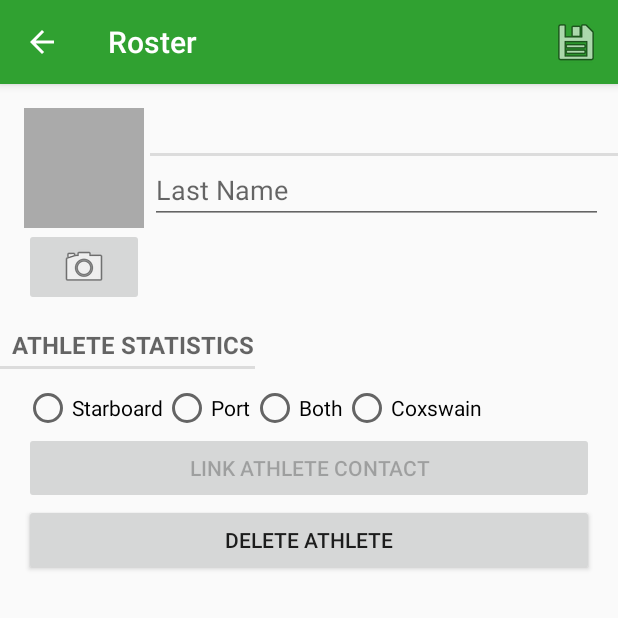
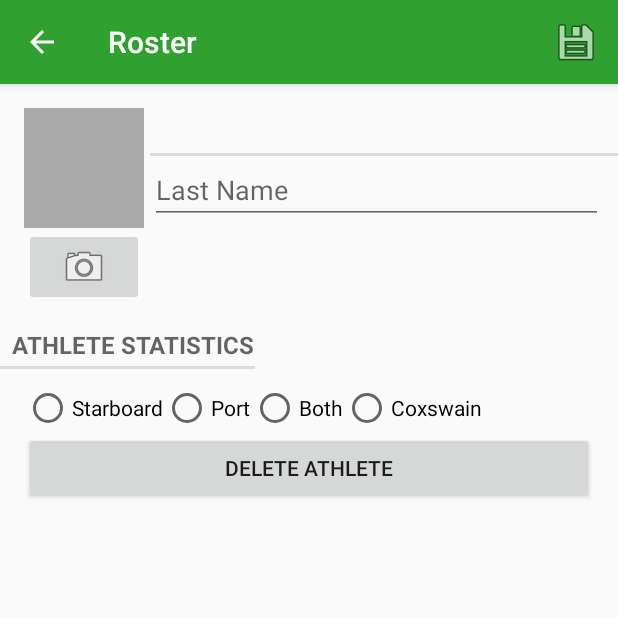
Before and after one commit to ginagr/ThePerfectLineup3.0, an Android app: the screen it shows after launch (AthletePagerActivity), in the options menu, after a tap on "New Athlete", on a phone screen of 412 x 824 dp, the top half of it. Run offline under Robolectric (Android 15) with nearby library versions, the phone set to English and light mode, and no system bars.

Commit message:
intent issues and UI

```diff
--- a/app/build.gradle
+++ b/app/build.gradle
@@ -10,6 +10,7 @@ android {
         versionCode 1
         versionName "1.0"
         testInstrumentationRunner "android.support.test.runner.AndroidJUnitRunner"
+        multiDexEnabled true
     }
     buildTypes {
         debug{
--- a/app/src/main/AndroidManifest.xml
+++ b/app/src/main/AndroidManifest.xml
@@ -17,6 +17,7 @@
         android:label="@string/app_name"
         android:supportsRtl="true"
         android:theme="@style/AppTheme"
+        android:icon="@drawable/icon"
         >
         <activity android:name=".LineupActivity"
             android:label="Create Lineup">
@@ -37,8 +38,8 @@
         </activity>
         <activity
             android:name=".BoatPagerActivity"
-            android:label="Roster"
-            android:parentActivityName=".AthleteListActivity">
+            android:label="Boat Info"
+            android:parentActivityName=".LineupActivity">
         </activity>
         <activity android:name=".BoatListActivity"
                   android:label="Lineup">
--- a/app/src/main/java/ggr/tpl7/AthleteFragment.java
+++ b/app/src/main/java/ggr/tpl7/AthleteFragment.java
@@ -231,24 +231,24 @@ public class AthleteFragment extends Fragment implements View.OnClickListener {
             }
         });
 
-        final Intent pickContact = new Intent(Intent.ACTION_PICK,
-                ContactsContract.Contacts.CONTENT_URI);
-        linkButton = (Button)v.findViewById(R.id.link_athlete_contact_button);
-        linkButton.setOnClickListener(new View.OnClickListener() {
-            public void onClick(View v) {
-                startActivityForResult(pickContact, REQUEST_CONTACT);
-            }
-        });
+//        final Intent pickContact = new Intent(Intent.ACTION_PICK,
+//                ContactsContract.Contacts.CONTENT_URI);
+//        linkButton = (Button)v.findViewById(R.id.link_athlete_contact_button);
+//        linkButton.setOnClickListener(new View.OnClickListener() {
+//            public void onClick(View v) {
+//                startActivityForResult(pickContact, REQUEST_CONTACT);
+//            }
+//        });
 
-        if (athlete.getLinkContact() != null) {
-            linkButton.setText(athlete.getLinkContact());
-        }
+//        if (athlete.getLinkContact() != null) {
+//            linkButton.setText(athlete.getLinkContact());
+//        }
 
         PackageManager packageManager = getActivity().getPackageManager();
-        if (packageManager.resolveActivity(pickContact,
-                PackageManager.MATCH_DEFAULT_ONLY) == null) {
-            linkButton.setEnabled(false);
-        }
+//        if (packageManager.resolveActivity(pickContact,
+//                PackageManager.MATCH_DEFAULT_ONLY) == null) {
+//            linkButton.setEnabled(false);
+//        }
 
 
         ImageButton mPhotoButton = (ImageButton) v.findViewById(R.id.athlete_camera);
--- a/app/src/main/java/ggr/tpl7/AthleteListFragment.java
+++ b/app/src/main/java/ggr/tpl7/AthleteListFragment.java
@@ -175,9 +175,15 @@ public class AthleteListFragment extends Fragment {
 
     private void updateSubtitle() throws ParseException {
         AthleteLab athleteLab = AthleteLab.get(getActivity());
-        String athleteCount = "0";
-        athleteCount = "" + athleteLab.getAthletes(null).size();
-        String subtitle = getString(R.string.subtitle_format, athleteCount);
+        List<Athlete> athletes = athleteLab.getAthletes(null);
+        int athleteCount  = athletes.size();
+        int boated = 0;
+        for(int i = 0; i < athleteCount; i++){
+            if(athletes.get(i).getInLineup()){
+                boated++;
+            }
+        }
+        String subtitle = boated + "/" + athleteCount + " athletes boated";
 
         AppCompatActivity activity = (AppCompatActivity) getActivity();
         activity.getSupportActionBar().setSubtitle(subtitle);
@@ -210,7 +216,7 @@ public class AthleteListFragment extends Fragment {
         private TextView nameTextView;
         private TextView sideTextView;
         private QuickContactBadge imageButtonView;
-        private ImageView inLineupImageView;
+        private ImageView editAthlete;
         private Drawable mDrawable;
         private RelativeLayout athleteRelativeLayout;
 
@@ -223,7 +229,7 @@ public class AthleteListFragment extends Fragment {
             nameTextView = (TextView) itemView.findViewById(R.id.list_item_athlete_name_text_view);
             sideTextView = (TextView) itemView.findViewById(R.id.list_item_athlete_subtitle_text_view);
             imageButtonView = (QuickContactBadge) itemView.findViewById(R.id.user_image_icon);
-            inLineupImageView = (ImageView) itemView.findViewById(R.id.athlete_to_lineup);
+            editAthlete = (ImageView) itemView.findViewById(R.id.list_item_edit_athlete);
             athleteRelativeLayout = (RelativeLayout) itemView.findViewById(R.id.list_item_relative_layout);
 
         }
@@ -235,22 +241,14 @@ public class AthleteListFragment extends Fragment {
             sideTextView.setText(athlete.getPosition().toString());
 
             if(athlete.getInLineup()) {
-                inLineupImageView.setColorFilter(ContextCompat.getColor(getContext(),R.color.colorPrimaryDark));
                 athleteRelativeLayout.setBackgroundColor(Color.parseColor("#d5d5d6"));
             }else {
-                inLineupImageView.setColorFilter(ContextCompat.getColor(getContext(),R.color.colorAccent));
                 athleteRelativeLayout.setBackgroundColor(Color.parseColor("#FFFAFFFF"));
-                inLineupImageView.setOnClickListener(new View.OnClickListener() {
+                editAthlete.setOnClickListener(new View.OnClickListener() {
                     @Override
                     public void onClick(View v) {
-                        Intent i = new Intent(getActivity(), LineupActivity.class);
-                        i.putExtra(EXTRA_ATHLETE_ID, athlete.getId());
-                        i.putExtra(EXTRA_CURRENT_BOAT, currBoatId);
-                        if(fromRosterButton){
-                            startActivity(i);
-                        }
-                        i.putExtra(EXTRA_BOAT_POSITION, athleteBoatPosition);
-                        startActivity(i);
+                        Intent intent = AthletePagerActivity.newIntent(getActivity(), athlete.getId());
+                        startActivity(intent);
                     }
                 });
             }
@@ -260,8 +258,14 @@ public class AthleteListFragment extends Fragment {
 
         @Override
         public void onClick(View v) {
-            Intent intent = AthletePagerActivity.newIntent(getActivity(), athlete.getId());
-            startActivity(intent);
+            Intent i = new Intent(getActivity(), LineupActivity.class);
+            i.putExtra(EXTRA_ATHLETE_ID, athlete.getId());
+            i.putExtra(EXTRA_CURRENT_BOAT, currBoatId);
+            if(fromRosterButton){
+                startActivity(i);
+            }
+            i.putExtra(EXTRA_BOAT_POSITION, athleteBoatPosition);
+            startActivity(i);
         }
     }
 
--- a/app/src/main/java/ggr/tpl7/LineupActivity.java
+++ b/app/src/main/java/ggr/tpl7/LineupActivity.java
@@ -2,6 +2,7 @@ package ggr.tpl7;
 
 import android.content.DialogInterface;
 import android.content.Intent;
+import android.graphics.Typeface;
 import android.support.v4.app.Fragment;
 import android.support.v4.app.FragmentManager;
 import android.support.v7.app.AlertDialog;
@@ -62,16 +63,6 @@ public class LineupActivity extends AppCompatActivity implements View.OnClickLis
             defaultBoat.setCurrent(true);
             BoatLab.get(this).addBoat(defaultBoat);
         }
-
-//        FragmentManager fm = getSupportFragmentManager();
-//        Fragment fragment = new BoatListFragment();
-//
-//        if (fragment == null) {
-//            fragment = createFragment();
-//            fm.beginTransaction()
-//                    .add(R.id.fragment_container_boat1, fragment)
-//                    .commit();
-//        }
 
         athleteBoatPosition = getIntent().getIntExtra(EXTRA_BOAT_POSITION, -1);
         currAthleteId = (UUID) getIntent().getSerializableExtra(EXTRA_ATHLETE_ID);
@@ -151,15 +142,21 @@ public class LineupActivity extends AppCompatActivity implements View.OnClickLis
             for(int i = 1; i < currentBoat.getBoatSize().toInt(); i++) {
                 String text = i + " Seat";
                 texts[i].setText(text);
+                texts[i].setTypeface(null, Typeface.NORMAL);
+                lineupButtons[i].setText(" ");
             }
             if(currentBoat.isCox()){
                 texts[0].setText(Position.COXSWAIN.toString());
+                texts[0].setTypeface(null, Typeface.NORMAL);
+                lineupButtons[0].setText(" ");
             }
         } else { //at least one rower in boat
             for(int i = 0; i < athletesInBoat.size(); i++){
                 Athlete tempAthlete = athletesInBoat.get(i);
                 int seat = tempAthlete.getSeat();
                 texts[seat].setText(getAthleteName(tempAthlete));
+                texts[seat].setTypeface(null, Typeface.BOLD);
+                lineupButtons[seat].setText(getAthleteName(tempAthlete).charAt(0) + "");
                 //boatButtons[seat].setBackground(); TODO: figure out drawable
             }
         }
@@ -305,8 +302,12 @@ public class LineupActivity extends AppCompatActivity implements View.OnClickLis
         for(int i = 1; i < 9; i++){
             text = i + " Seat";
             texts[i].setText(text);
+            texts[i].setTypeface(null, Typeface.NORMAL);
+            lineupButtons[i].setText(" ");
         }
         if(currentBoat.isCox()) {
+            texts[0].setTypeface(null, Typeface.NORMAL);
+            lineupButtons[0].setText(" ");
             text = "Coxswain";
             texts[0].setText(text);
         }
@@ -328,10 +329,20 @@ public class LineupActivity extends AppCompatActivity implements View.OnClickLis
                     addAthleteToSeat();
                 }
             } else { //no athlete in queue - push intent to list
+                List<Athlete> athletes = AthleteLab.get(this).getAthletesByBoat(currentBoatId);
+                boolean taken = false;
+                for (int i = 0; i < athletes.size(); i++) { //check if athlete already in seat
+                    if (athletes.get(i).getSeat() == athleteBoatPosition) {
+                        taken = true;
+                        i = athletes.size();
+                    }
+                }
+                if(!taken) {
                     Intent i = new Intent(this, AthleteListActivity.class);
                     i.putExtra(EXTRA_CURRENT_BOAT, currentBoatId);
                     i.putExtra(EXTRA_BOAT_POSITION, athleteBoatPosition);
                     startActivity(i);
+                }
             }
         } else { //already set seat, send to list for athlete
             Intent i = new Intent(this, AthleteListActivity.class);
--- a/app/src/main/java/ggr/tpl7/ReadExcel.java
+++ b/app/src/main/java/ggr/tpl7/ReadExcel.java
@@ -50,11 +50,6 @@ import pub.devrel.easypermissions.EasyPermissions;
 
 public class ReadExcel  extends Activity implements EasyPermissions.PermissionCallbacks {
 
-    private static final String EXTRA_PORTS = "ggr.tpl17.ports";
-    private static final String EXTRA_STARBOARDS = "ggr.tpl17.starboards";
-    private static final String EXTRA_COXS = "ggr.tpl17.coxs";
-
-
     GoogleAccountCredential mCredential;
     private Button callApiButton;
     private Button toRosterButton;
@@ -83,6 +78,7 @@ public class ReadExcel  extends Activity implements EasyPermissions.PermissionCa
         setContentView(R.layout.activity_read_roster);
 
         urlText = (EditText) findViewById(R.id.google_spreadsheet_url);
+        spreadsheetId = urlText.getText().toString();
         urlText.addTextChangedListener(new TextWatcher() {
             @Override
             public void beforeTextChanged(CharSequence s, int start, int count, int after) { }
--- a/app/src/main/res/layout/fragment_athlete.xml
+++ b/app/src/main/res/layout/fragment_athlete.xml
@@ -129,13 +129,13 @@
                 android:text="@string/coxswain"/>
         </RadioGroup>
 
-        <Button
-            android:id="@+id/link_athlete_contact_button"
-            android:layout_width="match_parent"
-            android:layout_height="wrap_content"
-            android:layout_marginLeft="16dp"
-            android:layout_marginRight="16dp"
-            android:text="@string/link_athlete_contact" />
+        <!--<Button-->
+            <!--android:id="@+id/link_athlete_contact_button"-->
+            <!--android:layout_width="match_parent"-->
+            <!--android:layout_height="wrap_content"-->
+            <!--android:layout_marginLeft="16dp"-->
+            <!--android:layout_marginRight="16dp"-->
+            <!--android:text="@string/link_athlete_contact" />-->
 
         <Button
             android:id="@+id/delete_athlete_button"
--- a/app/src/main/res/layout/fragment_athlete_list.xml
+++ b/app/src/main/res/layout/fragment_athlete_list.xml
@@ -8,7 +8,8 @@
         xmlns:android="http://schemas.android.com/apk/res/android"
         android:id="@+id/athlete_recycler_view"
         android:layout_width="match_parent"
-        android:layout_height="match_parent">
+        android:layout_height="match_parent"
+        android:layout_above="@+id/stats_toolbar">
         </android.support.v7.widget.RecyclerView>
 
     <include
--- a/app/src/main/res/values/strings.xml
+++ b/app/src/main/res/values/strings.xml
@@ -2,7 +2,7 @@
     <string name="app_name">The Perfect Lineup</string>
     <string name="new_athlete">New Athlete</string>
     <string name="settings">Settings</string>
-    <string name="subtitle_format">%1$s athletes</string>
+    <string name="subtitle_format"> </string>
     <string name="athlete_statistics">Athlete Statistics</string>
     <string name="name">First Name</string>
     <string name="link_athlete_contact">Link Athlete Contact</string>
```
Also changed, not shown: app/src/main/res/layout/activity_lineup.xml (+10 -2 lines), app/src/main/res/layout/list_item_athlete.xml (+12 -5 lines), app/src/main/res/drawable/edit.png (added), app/src/main/res/drawable/icon.png (added), app/src/main/res/drawable/logo.png (added), 1 other file. Lines whose indentation alone changed are shown as unchanged.
